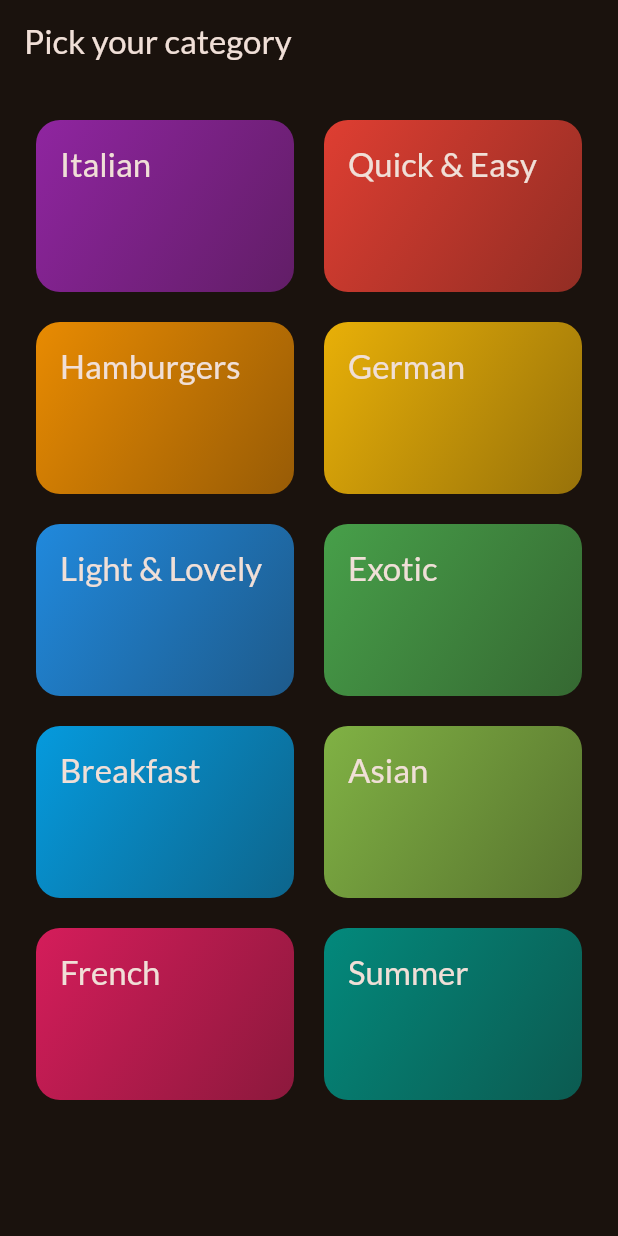
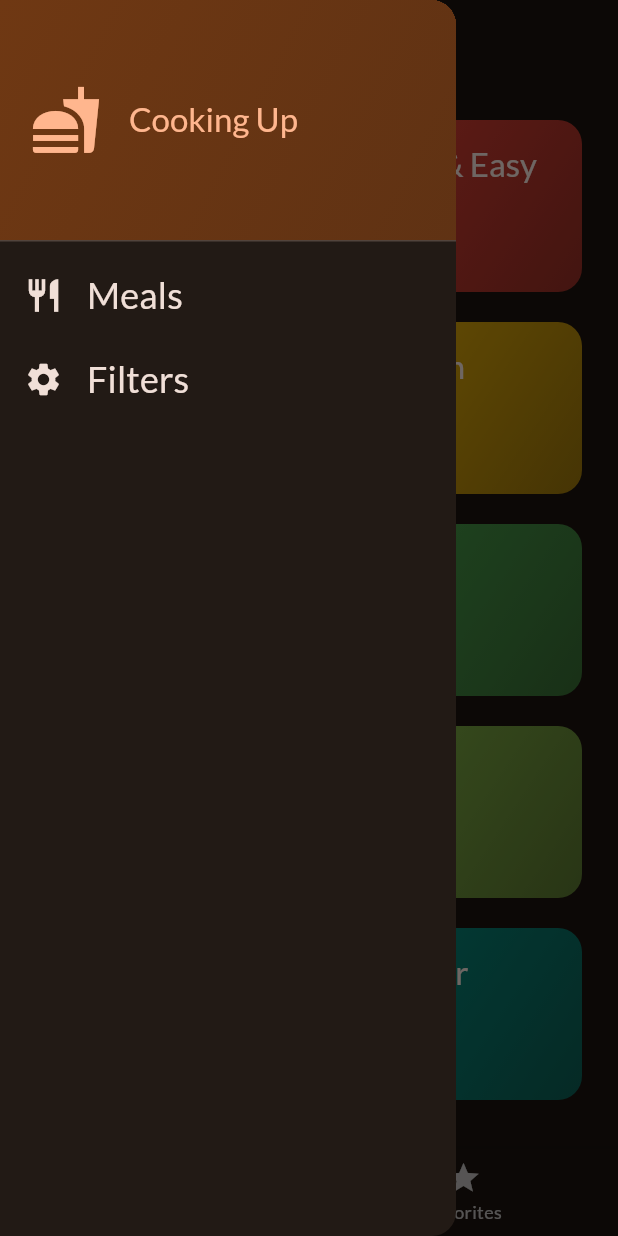
Before and after one commit to Rohitkumar1998/MealApp, a Flutter app: the screen it shows after launch, with the side drawer open (before the commit the screen has no drawer), on a phone screen of 412 x 824 dp. Run offline on Flutter 3.47's test engine with Material 2 defaults, Android fonts, the phone set to English and light mode, and no system bars; our stand-ins replace google_fonts, transparent_image.

Commit message:
Section8 completed

```diff
--- a/meal/lib/Screen/categoryes.dart
+++ b/meal/lib/Screen/categoryes.dart
@@ -3,27 +3,32 @@ import 'package:meal/Screen/meals.dart';
 import 'package:meal/data/dummy_data.dart';
 import 'package:meal/widget/category_grid.dart';
 import 'package:meal/models/category.dart';
+import 'package:meal/models/meal.dart';
 
 class CartegoryScreen extends StatelessWidget {
-  const CartegoryScreen({super.key});
+  const CartegoryScreen(
+      {super.key, required this.onToggleFavorite, required this.avilableMeals});
+  final void Function(
+    Meal meal,
+  ) onToggleFavorite;
+  final List<Meal> avilableMeals;
   void _selectCategory(BuildContext context, Category category) {
-    final filterMeals = dummyMeals
+    final filterMeals = avilableMeals
         .where((meal) => meal.categories.contains(category.id))
         .toList();
     Navigator.push(
         context,
         MaterialPageRoute(
-            builder: (ctx) =>
-                MealsSceen(meals: filterMeals, title: category.title)));
+            builder: (ctx) => MealsSceen(
+                  meals: filterMeals,
+                  title: category.title,
+                  ontoggleFavorite: onToggleFavorite,
+                )));
   }
 
   @override
   Widget build(BuildContext context) {
-    return Scaffold(
-      appBar: AppBar(
-        title: const Text('Pick your category'),
-      ),
-      body: GridView(
+    return GridView(
       padding: EdgeInsets.all(24),
       gridDelegate: const SliverGridDelegateWithFixedCrossAxisCount(
           crossAxisCount: 2,
@@ -39,7 +44,6 @@ class CartegoryScreen extends StatelessWidget {
             },
           )
       ],
-      ),
     );
   }
 }
--- /dev/null
+++ b/meal/lib/Screen/tabs.dart
@@ -0,0 +1,122 @@
+import 'package:flutter/material.dart';
+import 'package:meal/Screen/categoryes.dart';
+import 'package:meal/Screen/filters.dart';
+import 'package:meal/Screen/meals.dart';
+import 'package:meal/data/dummy_data.dart';
+import 'package:meal/models/meal.dart';
+import 'package:meal/widget/main_drawer.dart';
+
+const KInitialFilters = {
+  //used for globalisation
+  Filter.glutenFree: false,
+  Filter.lactoseFree: false,
+  Filter.vegan: false,
+  Filter.vegiterian: false
+};
+
+class TabsScreen extends StatefulWidget {
+  const TabsScreen({super.key});
+  @override
+  State<TabsScreen> createState() {
+    return _TabsScreenState();
+  }
+}
+
+class _TabsScreenState extends State<TabsScreen> {
+  int _selectedPageIndex = 0;
+  final List<Meal> _favarotieMeal = [];
+  Map<Filter, bool> _selectedFilter = KInitialFilters;
+
+  void _showInfoMessage(String message) {
+    ScaffoldMessenger.of(context).clearSnackBars();
+    ScaffoldMessenger.of(context).showSnackBar(SnackBar(
+        // duration: Duration(seconds: 5),
+        content: Text(message)));
+  }
+
+  void _toggleMealFAveritesSatus(Meal meal) {
+    final isExisting = _favarotieMeal.contains(meal);
+    if (isExisting) {
+      setState(() {});
+      _favarotieMeal.remove(meal);
+      _showInfoMessage('Meal is no longer a Favorite');
+    } else {
+      setState(() {});
+      _favarotieMeal.add(meal);
+      _showInfoMessage('Add to favarote meal');
+    }
+  }
+
+  void _selectPage(int index) {
+    setState(() {
+      _selectedPageIndex = index;
+    });
+  }
+
+  void _setScreen(String identifier) async {
+    if (identifier == 'filters') {
+      Navigator.of(context).pop();
+      final result =
+          await Navigator.of(context).push<Map<Filter, bool>>(MaterialPageRoute(
+              builder: (ctx) => FilterScreen(
+                    currentFilters: _selectedFilter,
+                  )));
+      setState(() {
+        _selectedFilter = result ?? KInitialFilters;
+      });
+    } else {
+      Navigator.of(context).pop();
+    }
+  }
+
+  @override
+  Widget build(BuildContext context) {
+    final avilableMeal = dummyMeals.where((meal) {
+      if (_selectedFilter[Filter.glutenFree]! && !meal.isGlutenFree) {
+        return false;
+      }
+      if (_selectedFilter[Filter.lactoseFree]! && !meal.isLactoseFree) {
+        return false;
+      }
+      if (_selectedFilter[Filter.vegan]! && !meal.isVegan) {
+        return false;
+      }
+      if (_selectedFilter[Filter.vegiterian]! && !meal.isVegetarian) {
+        return false;
+      }
+      return true;
+    }).toList();
+    Widget activePage = CartegoryScreen(
+      onToggleFavorite: _toggleMealFAveritesSatus,
+      avilableMeals: avilableMeal,
+    );
+    var activePageTitle = 'Categories';
+    if (_selectedPageIndex == 1) {
+      activePage = MealsSceen(
+        meals: _favarotieMeal,
+        ontoggleFavorite: _toggleMealFAveritesSatus,
+      );
+      activePageTitle = 'Your Favorites';
+    }
+    return Scaffold(
+      drawer: MainDrawer(
+        onSelectScreen: _setScreen,
+      ),
+      appBar: AppBar(
+        title: Text(activePageTitle),
+      ),
+      body: activePage,
+      bottomNavigationBar: BottomNavigationBar(
+        onTap: _selectPage,
+        currentIndex: _selectedPageIndex,
+        items: const [
+          BottomNavigationBarItem(
+              icon: Icon(Icons.set_meal),
+              label: 'Categories'), //this for category
+          BottomNavigationBarItem(
+              icon: Icon(Icons.star), label: 'Favorites'), //this for faverate
+        ],
+      ),
+    );
+  }
+}
--- a/meal/lib/main.dart
+++ b/meal/lib/main.dart
@@ -2,6 +2,7 @@ import 'package:flutter/material.dart';
 
 import 'package:google_fonts/google_fonts.dart';
 import 'package:meal/Screen/categoryes.dart';
+import 'package:meal/Screen/tabs.dart';
 
 final theme = ThemeData(
   useMaterial3: true,
@@ -21,6 +22,6 @@ class App extends StatelessWidget {
 
   @override
   Widget build(BuildContext context) {
-    return MaterialApp(theme: theme, home: CartegoryScreen());
+    return MaterialApp(theme: theme, home: TabsScreen());
   }
 }
--- /dev/null
+++ b/meal/lib/widget/main_drawer.dart
@@ -0,0 +1,68 @@
+import 'package:flutter/material.dart';
+
+class MainDrawer extends StatelessWidget {
+  const MainDrawer({super.key, required this.onSelectScreen});
+  final void Function(String identified) onSelectScreen;
+  @override
+  Widget build(BuildContext context) {
+    return Drawer(
+      child: Column(children: [
+        DrawerHeader(
+          padding: const EdgeInsets.all(20),
+          decoration: BoxDecoration(
+              gradient: LinearGradient(colors: [
+            Theme.of(context).colorScheme.primaryContainer,
+            Theme.of(context).colorScheme.primaryContainer.withOpacity(0.8)
+          ], begin: Alignment.topLeft, end: Alignment.bottomRight)),
+          child: Row(
+            children: [
+              Icon(Icons.fastfood,
+                  size: 48, color: Theme.of(context).colorScheme.primary),
+              SizedBox(
+                width: 18,
+              ),
+              Text(
+                "Cooking Up",
+                style: Theme.of(context)
+                    .textTheme
+                    .titleLarge!
+                    .copyWith(color: Theme.of(context).colorScheme.primary),
+              )
+            ],
+          ),
+        ),
+        ListTile(
+          leading: Icon(
+            Icons.restaurant,
+            size: 26,
+            color: Theme.of(context).colorScheme.onBackground,
+          ),
+          title: Text(
+            'Meals',
+            style: Theme.of(context).textTheme.titleSmall!.copyWith(
+                color: Theme.of(context).colorScheme.onBackground,
+                fontSize: 24),
+          ),
+          onTap: () {
+            onSelectScreen('meals');
+          },
+        ),
+        ListTile(
+            leading: Icon(
+              Icons.settings,
+              size: 26,
+              color: Theme.of(context).colorScheme.onBackground,
+            ),
+            title: Text(
+              'Filters',
+              style: Theme.of(context).textTheme.titleSmall!.copyWith(
+                  color: Theme.of(context).colorScheme.onBackground,
+                  fontSize: 24),
+            ),
+            onTap: () {
+              onSelectScreen('filters');
+            })
+      ]),
+    );
+  }
+}
--- a/meal/pubspec.yaml
+++ b/meal/pubspec.yaml
@@ -37,6 +37,7 @@ dependencies:
   cupertino_icons: ^1.0.2
   google_fonts: ^4.0.4
   transparent_image: ^2.0.1
+  flutter_riverpod: ^2.3.6
 
 dev_dependencies:
   flutter_test:
```
Also changed, not shown: meal/lib/Screen/filters.dart (added, +157 -0 lines), meal/lib/Screen/meal_detail.dart (+64 -6 lines), meal/lib/Screen/meals.dart (+16 -6 lines), meal/pubspec.lock. Lines whose indentation alone changed are shown as unchanged.
